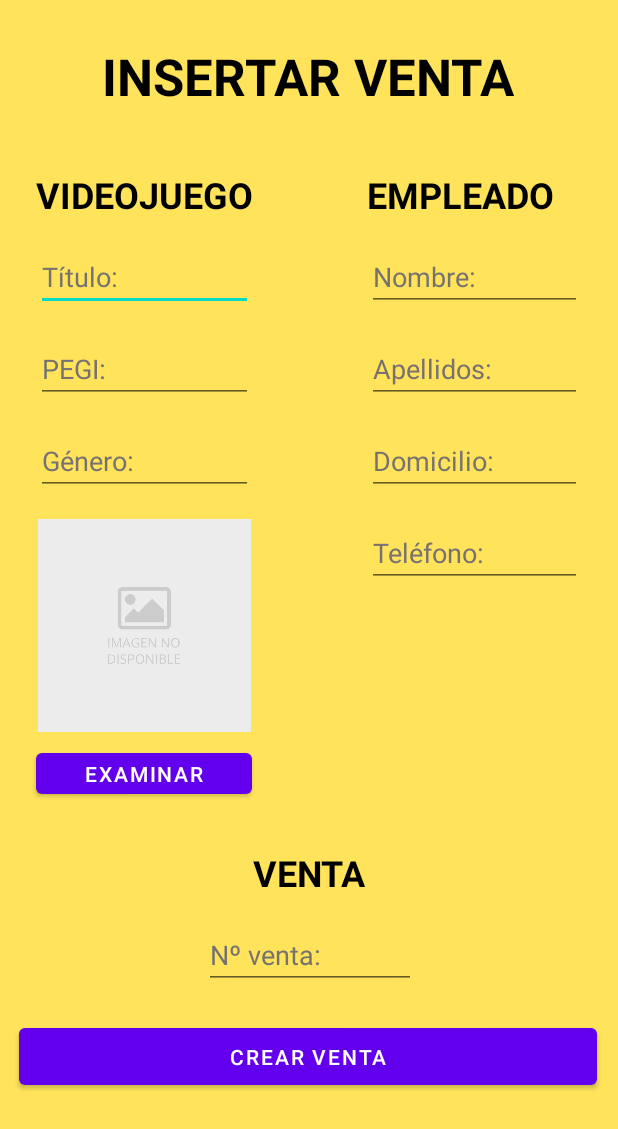
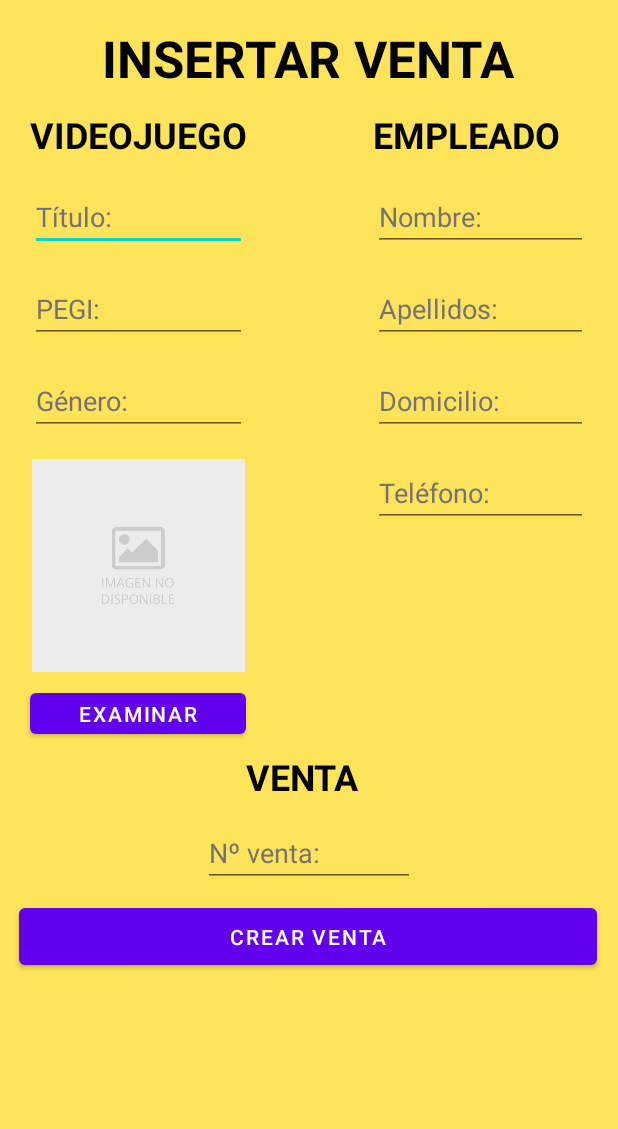
Before and after one commit to Dani1113/PROYECTO_FINAL_PMDM_DANIEL_CARMONA_SALAZAR, an Android app: the InsertarVentaActivity screen opened directly, with no data from a screen before it, on a phone screen of 412 x 824 dp. Shown: the top 1129 px of the screen. Run offline under Robolectric (Android 15) with nearby library versions, the light colour scheme and no system bars.

Commit message:
Sesión 26/02/2021
- Cambio en el diseño de los activities para que haya más compatibilidad con todo tipo de pantallas

```diff
--- a/app/src/main/res/layout/activity_insertar_venta.xml
+++ b/app/src/main/res/layout/activity_insertar_venta.xml
@@ -13,7 +13,7 @@
         android:id="@+id/textView5"
         android:layout_width="wrap_content"
         android:layout_height="wrap_content"
-        android:layout_marginTop="28dp"
+        android:layout_marginTop="16dp"
         android:text="@string/insertar_venta"
         android:textColor="@color/black"
         android:textSize="34sp"
@@ -22,20 +22,6 @@
         app:layout_constraintHorizontal_bias="0.496"
         app:layout_constraintStart_toStartOf="parent"
         app:layout_constraintTop_toTopOf="parent" />
-
-    <TextView
-        android:id="@+id/textView6"
-        android:layout_width="wrap_content"
-        android:layout_height="wrap_content"
-        android:layout_marginStart="24dp"
-        android:layout_marginLeft="24dp"
-        android:layout_marginTop="40dp"
-        android:text="@string/videojuego"
-        android:textColor="@color/black"
-        android:textSize="24sp"
-        android:textStyle="bold"
-        app:layout_constraintStart_toStartOf="parent"
-        app:layout_constraintTop_toBottomOf="@+id/textView5" />
 
     <EditText
         android:id="@+id/edtTítuloV"
@@ -110,14 +96,28 @@
         android:id="@+id/textView7"
         android:layout_width="143dp"
         android:layout_height="wrap_content"
-        android:layout_marginTop="40dp"
-        android:layout_marginEnd="24dp"
-        android:layout_marginRight="24dp"
+        android:layout_marginTop="12dp"
+        android:layout_marginEnd="20dp"
+        android:layout_marginRight="20dp"
         android:text="@string/empleado"
         android:textColor="@color/black"
         android:textSize="24sp"
         android:textStyle="bold"
         app:layout_constraintEnd_toEndOf="parent"
+        app:layout_constraintTop_toBottomOf="@+id/textView5" />
+
+    <TextView
+        android:id="@+id/textView6"
+        android:layout_width="wrap_content"
+        android:layout_height="wrap_content"
+        android:layout_marginStart="20dp"
+        android:layout_marginLeft="20dp"
+        android:layout_marginTop="12dp"
+        android:text="@string/videojuego"
+        android:textColor="@color/black"
+        android:textSize="24sp"
+        android:textStyle="bold"
+        app:layout_constraintStart_toStartOf="parent"
         app:layout_constraintTop_toBottomOf="@+id/textView5" />
 
     <EditText
@@ -184,12 +184,13 @@
         android:id="@+id/textView8"
         android:layout_width="wrap_content"
         android:layout_height="wrap_content"
-        android:layout_marginTop="492dp"
+        android:layout_marginTop="440dp"
         android:text="@string/venta"
         android:textColor="@color/black"
         android:textSize="24sp"
         android:textStyle="bold"
         app:layout_constraintEnd_toEndOf="parent"
+        app:layout_constraintHorizontal_bias="0.488"
         app:layout_constraintStart_toStartOf="parent"
         app:layout_constraintTop_toBottomOf="@+id/textView5" />
 
@@ -197,13 +198,14 @@
         android:id="@+id/edtNVenta"
         android:layout_width="141dp"
         android:layout_height="45dp"
-        android:layout_marginTop="16dp"
+        android:layout_marginTop="12dp"
         android:autofillHints=""
         android:hint="@string/numero_de_venta"
         android:inputType="numberSigned"
         android:textColorHint="@color/colorHint"
         android:textSize="18sp"
         app:layout_constraintEnd_toEndOf="@+id/textView8"
+        app:layout_constraintHorizontal_bias="0.439"
         app:layout_constraintStart_toStartOf="@+id/textView8"
         app:layout_constraintTop_toBottomOf="@+id/textView8" />
 
@@ -213,13 +215,13 @@
         android:layout_height="50dp"
         android:layout_marginStart="24dp"
         android:layout_marginLeft="24dp"
-        android:layout_marginTop="20dp"
+        android:layout_marginTop="8dp"
         android:layout_marginEnd="24dp"
         android:layout_marginRight="24dp"
         android:onClick="insertarVenta"
         android:text="@string/crear_venta"
         app:layout_constraintEnd_toEndOf="@+id/edtNVenta"
-        app:layout_constraintHorizontal_bias="0.505"
+        app:layout_constraintHorizontal_bias="0.503"
         app:layout_constraintStart_toStartOf="@+id/edtNVenta"
         app:layout_constraintTop_toBottomOf="@+id/edtNVenta" />
 
--- a/app/src/main/res/layout/activity_mostrar_info.xml
+++ b/app/src/main/res/layout/activity_mostrar_info.xml
@@ -22,8 +22,8 @@
 
     <androidx.recyclerview.widget.RecyclerView
         android:id="@+id/rvVentas"
-        android:layout_width="360dp"
-        android:layout_height="545dp"
+        android:layout_width="359dp"
+        android:layout_height="452dp"
         android:layout_marginTop="24dp"
         app:layout_constraintEnd_toEndOf="parent"
         app:layout_constraintStart_toStartOf="parent"
```
Also changed, not shown: app/src/main/java/com/example/proyecto_final_pmdm_daniel_carmona_salazar/Modelos/ConfiguraciónDB.java (+4 -4 lines), app/src/main/res/layout/activity_actualizar_venta2.xml (+25 -23 lines), app/src/main/res/layout/activity_main.xml (+9 -7 lines), app/src/main/res/layout/activity_menu.xml (+9 -8 lines), app/src/main/res/layout/activity_mostrar_info_detalle.xml (+7 -8 lines).
